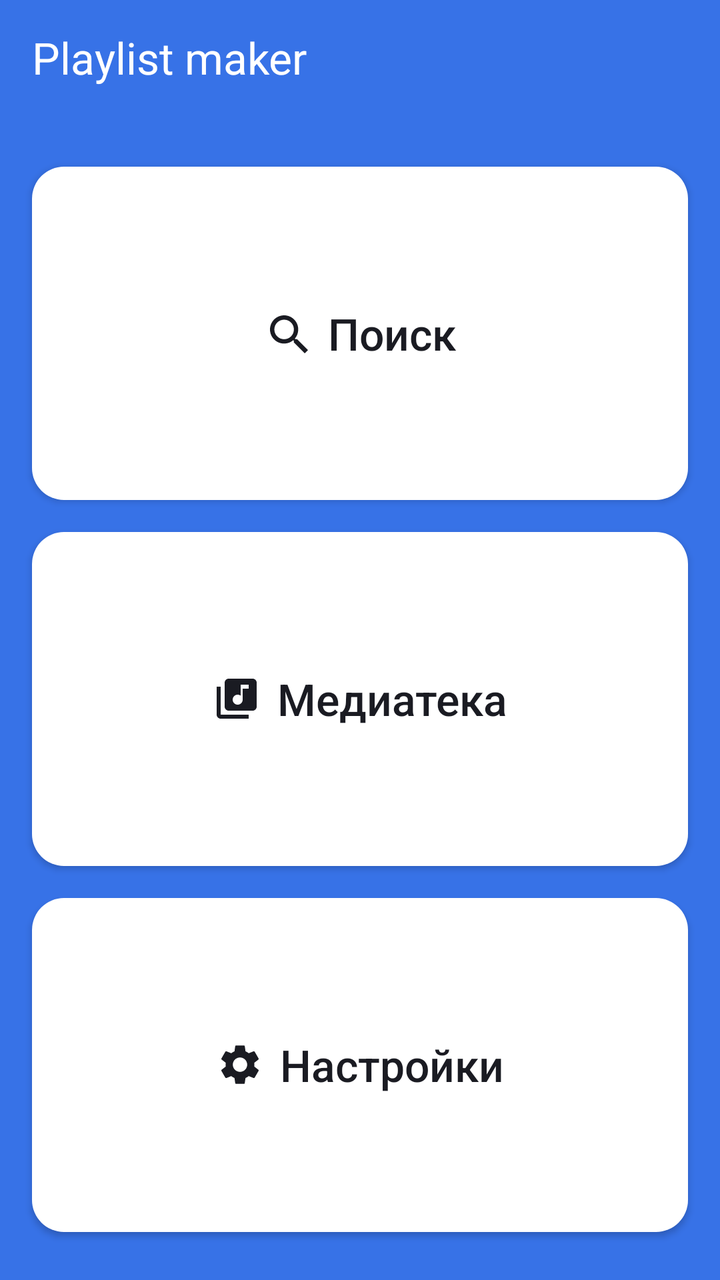
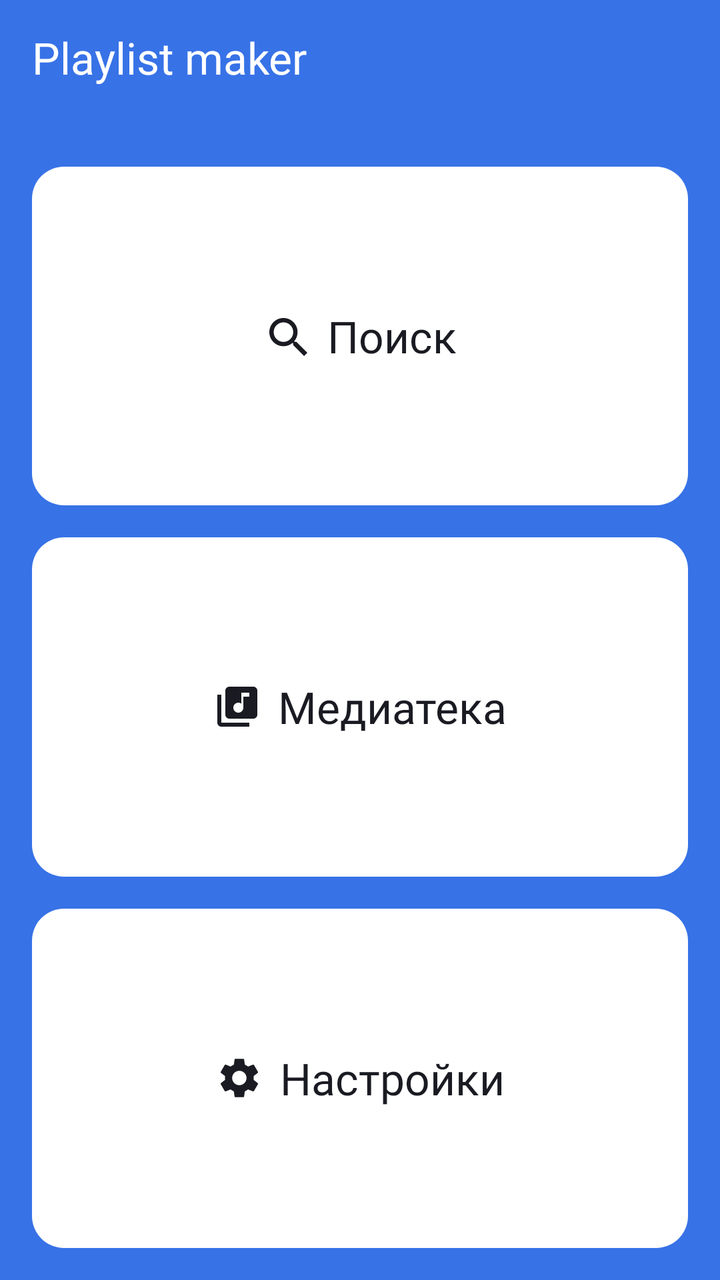

The first picture is an Android layout as it rendered before a commit; the second is the same layout after the commit. The layout source and the unified diff follow.
<!-- AndroidManifest.xml: application theme Theme.MaterialComponents.DayNight.NoActionBar -->
<!-- res/layout/activity_main.xml -->
<?xml version="1.0" encoding="utf-8"?>
<LinearLayout xmlns:android="http://schemas.android.com/apk/res/android"
    xmlns:app="http://schemas.android.com/apk/res-auto"
    android:id="@+id/main"
    android:layout_width="match_parent"
    android:layout_height="match_parent"
    android:orientation="vertical"
    android:background="@color/YP_Blue">

    <TextView
        android:layout_width="wrap_content"
        android:layout_height="wrap_content"
        android:text="@string/app_name"
        android:textColor="@color/white"
        android:letterSpacing="0"
        android:textSize="@dimen/main_button_text"
        android:layout_marginStart="@dimen/main_button_margin"
        android:layout_marginTop="14dp"
        android:layout_marginBottom="40dp"/>

    <com.google.android.material.button.MaterialButton
        android:id="@+id/search_button"
        android:layout_width="match_parent"
        android:layout_height="0dp"
        android:layout_weight="1"
        app:cornerRadius="@dimen/main_button_radius"
        app:backgroundTint="@color/white"
        android:insetTop="0dp"
        android:insetBottom="0dp"
        android:layout_marginBottom="@dimen/main_button_margin"
        app:icon="@drawable/search"
        app:iconGravity="textStart"
        app:iconTint="@color/YP_Black"
        android:text="@string/search_button"
        android:textAllCaps="false"
        android:textColor="@color/YP_Black"
        android:letterSpacing="0"
        android:textSize="@dimen/main_button_text"
        android:layout_marginStart="@dimen/main_button_margin"
        android:layout_marginEnd="@dimen/main_button_margin"
/>

    <com.google.android.material.button.MaterialButton
        android:id="@+id/library_button"
        android:layout_width="match_parent"
        android:layout_height="0dp"
        android:layout_weight="1"
        app:cornerRadius="@dimen/main_button_radius"
        app:backgroundTint="@color/white"
        android:insetTop="0dp"
        android:insetBottom="0dp"
        android:layout_marginBottom="@dimen/main_button_margin"
        app:icon="@drawable/library"
        app:iconGravity="textStart"
        app:iconTint="@color/YP_Black"
        android:text="@string/library_button"
        android:textAllCaps="false"
        android:textColor="@color/YP_Black"
        android:letterSpacing="0"
        android:textSize="@dimen/main_button_text"
        android:layout_marginStart="@dimen/main_button_margin"
        android:layout_marginEnd="@dimen/main_button_margin"/>

    <com.google.android.material.button.MaterialButton
        android:id="@+id/settings_button"
        android:layout_width="match_parent"
        android:layout_height="0dp"
        android:layout_weight="1"
        app:cornerRadius="@dimen/main_button_radius"
        app:backgroundTint="@color/white"
        android:insetTop="0dp"
        android:insetBottom="0dp"
        app:icon="@drawable/settings"
        app:iconGravity="textStart"
        app:iconTint="@color/YP_Black"
        android:text="@string/settings_button"
        android:textAllCaps="false"
        android:textColor="@color/YP_Black"
        android:letterSpacing="0"
        android:textSize="@dimen/main_button_text"
        android:layout_marginStart="@dimen/main_button_margin"
        android:layout_marginEnd="@dimen/main_button_margin"
        android:layout_marginBottom="24dp"/>


</LinearLayout>
<!-- resources referenced by this layout -->
<resources>
  <color name="YP_Black">#1A1B22</color>
  <color name="YP_Blue">#3772E7</color>
  <color name="white">#FFFFFFFF</color>
  <dimen name="main_button_margin">16dp</dimen>
  <dimen name="main_button_radius">16dp</dimen>
  <dimen name="main_button_text">22sp</dimen>
  <!-- drawable library (drawable) -->
  <vector xmlns:android="http://schemas.android.com/apk/res/android"
      android:width="24dp"
      android:height="24dp"
      android:viewportWidth="24"
      android:viewportHeight="24">
    <path
        android:pathData="M20,2H8C6.9,2 6,2.9 6,4V16C6,17.1 6.9,18 8,18H20C21.1,18 22,17.1 22,16V4C22,2.9 21.1,2 20,2ZM18,7H15V12.5C15,13.88 13.88,15 12.5,15C11.12,15 10,13.88 10,12.5C10,11.12 11.12,10 12.5,10C13.07,10 13.58,10.19 14,10.51V5H18V7ZM4,6H2V20C2,21.1 2.9,22 4,22H18V20H4V6Z"
        android:fillColor="#1A1B22"/>
  </vector>
  <!-- drawable search (drawable) -->
  <vector xmlns:android="http://schemas.android.com/apk/res/android"
      android:width="24dp"
      android:height="24dp"
      android:viewportWidth="24"
      android:viewportHeight="24">
    <path
        android:pathData="M16.579,14.95H15.721L15.417,14.656C16.481,13.418 17.122,11.81 17.122,10.061C17.122,6.161 13.961,3 10.061,3C6.161,3 3,6.161 3,10.061C3,13.961 6.161,17.122 10.061,17.122C11.81,17.122 13.418,16.481 14.656,15.417L14.95,15.721V16.579L20.381,22L22,20.381L16.579,14.95ZM10.061,14.95C7.356,14.95 5.173,12.766 5.173,10.061C5.173,7.356 7.356,5.173 10.061,5.173C12.766,5.173 14.95,7.356 14.95,10.061C14.95,12.766 12.766,14.95 10.061,14.95Z"
        android:fillColor="#1A1B22"/>
  </vector>
  <string name="app_name" translatable="false">Playlist maker</string>
  <string name="library_button">Медиатека</string>
  <string name="search_button">Поиск</string>
  <string name="settings_button">Настройки</string>
  <!-- unchanged entries left out for length: 1 -->
</resources>

<!-- the commit's change to res/layout/activity_main.xml (unified diff, before → after) -->
@@ -5,82 +5,32 @@
     android:layout_width="match_parent"
     android:layout_height="match_parent"
     android:orientation="vertical"
-    android:background="@color/YP_Blue">
+    android:background="@color/main_background">
 
     <TextView
         android:layout_width="wrap_content"
         android:layout_height="wrap_content"
         android:text="@string/app_name"
-        android:textColor="@color/white"
-        android:letterSpacing="0"
-        android:textSize="@dimen/main_button_text"
-        android:layout_marginStart="@dimen/main_button_margin"
-        android:layout_marginTop="14dp"
-        android:layout_marginBottom="40dp"/>
+        style="@style/MainTitleStyle"/>
 
     <com.google.android.material.button.MaterialButton
         android:id="@+id/search_button"
-        android:layout_width="match_parent"
-        android:layout_height="0dp"
-        android:layout_weight="1"
-        app:cornerRadius="@dimen/main_button_radius"
-        app:backgroundTint="@color/white"
-        android:insetTop="0dp"
-        android:insetBottom="0dp"
-        android:layout_marginBottom="@dimen/main_button_margin"
         app:icon="@drawable/search"
-        app:iconGravity="textStart"
-        app:iconTint="@color/YP_Black"
         android:text="@string/search_button"
-        android:textAllCaps="false"
-        android:textColor="@color/YP_Black"
-        android:letterSpacing="0"
-        android:textSize="@dimen/main_button_text"
-        android:layout_marginStart="@dimen/main_button_margin"
-        android:layout_marginEnd="@dimen/main_button_margin"
+        style="@style/MainButtonStyle"
 />
 
     <com.google.android.material.button.MaterialButton
         android:id="@+id/library_button"
-        android:layout_width="match_parent"
-        android:layout_height="0dp"
-        android:layout_weight="1"
-        app:cornerRadius="@dimen/main_button_radius"
-        app:backgroundTint="@color/white"
-        android:insetTop="0dp"
-        android:insetBottom="0dp"
-        android:layout_marginBottom="@dimen/main_button_margin"
         app:icon="@drawable/library"
-        app:iconGravity="textStart"
-        app:iconTint="@color/YP_Black"
         android:text="@string/library_button"
-        android:textAllCaps="false"
-        android:textColor="@color/YP_Black"
-        android:letterSpacing="0"
-        android:textSize="@dimen/main_button_text"
-        android:layout_marginStart="@dimen/main_button_margin"
-        android:layout_marginEnd="@dimen/main_button_margin"/>
+        style="@style/MainButtonStyle"/>
 
     <com.google.android.material.button.MaterialButton
         android:id="@+id/settings_button"
-        android:layout_width="match_parent"
-        android:layout_height="0dp"
-        android:layout_weight="1"
-        app:cornerRadius="@dimen/main_button_radius"
-        app:backgroundTint="@color/white"
-        android:insetTop="0dp"
-        android:insetBottom="0dp"
         app:icon="@drawable/settings"
-        app:iconGravity="textStart"
-        app:iconTint="@color/YP_Black"
         android:text="@string/settings_button"
-        android:textAllCaps="false"
-        android:textColor="@color/YP_Black"
-        android:letterSpacing="0"
-        android:textSize="@dimen/main_button_text"
-        android:layout_marginStart="@dimen/main_button_margin"
-        android:layout_marginEnd="@dimen/main_button_margin"
-        android:layout_marginBottom="24dp"/>
+        style="@style/MainButtonStyle"/>
 
 
 </LinearLayout>
<!-- resource entries referenced after the edit -->
@@ -1,10 +1,9 @@
 <!-- resources referenced by this layout -->
 <resources>
-  <color name="YP_Black">#1A1B22</color>
-  <color name="YP_Blue">#3772E7</color>
-  <color name="white">#FFFFFFFF</color>
+  <color name="main_background">#3772E7</color>
   <dimen name="main_button_margin">16dp</dimen>
   <dimen name="main_button_radius">16dp</dimen>
+  <color name="main_title">#FFFFFFFF</color>
   <dimen name="main_button_text">22sp</dimen>
   <!-- drawable library (drawable) -->
   <vector xmlns:android="http://schemas.android.com/apk/res/android"
@@ -30,6 +29,37 @@
   <string name="library_button">Медиатека</string>
   <string name="search_button">Поиск</string>
   <string name="settings_button">Настройки</string>
+  <style name="MainButtonStyle" parent="Widget.MaterialComponents.Button.UnelevatedButton">
+          <item name="iconTint">@color/main_text</item>
+          <item name="android:textColor">@color/main_text</item>
+          <item name="cornerRadius">@dimen/main_button_radius</item>
+          <item name="backgroundTint">@color/main_title</item>
+          <item name="android:insetTop">0dp</item>
+          <item name="android:insetBottom">0dp</item>
+          <item name="android:layout_marginBottom">@dimen/main_button_margin</item>
+          <item name="iconGravity">textStart</item>
+          <item name="android:textAllCaps">false</item>
+          <item name="android:letterSpacing">0</item>
+          <item name="android:textSize">@dimen/main_button_text</item>
+          <item name="android:layout_marginStart">@dimen/main_button_margin</item>
+          <item name="android:layout_marginEnd">@dimen/main_button_margin</item>
+          <item name="android:layout_width">match_parent</item>
+          <item name="android:layout_height">0dp</item>
+          <item name="android:layout_weight">1</item>
+          <item name="android:fontFamily">@font/ys_display_medium</item>
+          <item name="android:fontWeight">500</item>
+      </style>
+  <style name="MainTitleStyle">
+          <item name="android:textColor">@color/main_title</item>
+          <item name="android:letterSpacing">0</item>
+          <item name="android:textSize">@dimen/main_button_text</item>
+          <item name="android:layout_marginStart">@dimen/main_button_margin</item>
+          <item name="android:layout_marginTop">14dp</item>
+          <item name="android:layout_marginBottom">40dp</item>
+          <item name="android:fontFamily">@font/ys_display_medium</item>
+          <item name="android:fontWeight">500</item>
+      </style>
+  <color name="main_text">#1A1B22</color>
   <!-- unchanged entries left out for length: 1 -->
 </resources>
 
